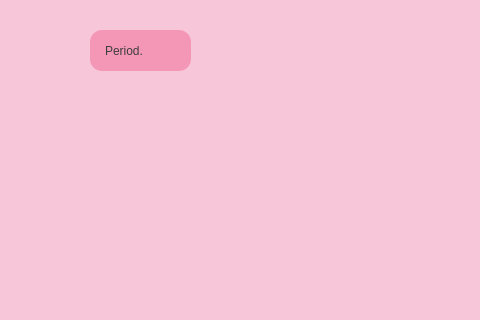
sangya23/Periodcare, file loginportion/dashboard.ui: the form before one commit; both pictures show x 0 to 480 and y 0 to 320 of the 800 by 600 pixel window.
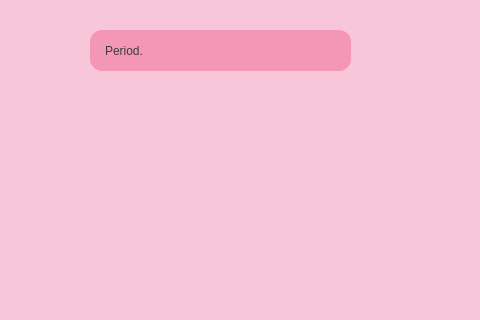
The form after the commit.

```diff
--- a/loginportion/dashboard.ui
+++ b/loginportion/dashboard.ui
@@ -65,7 +65,7 @@
      <rect>
       <x>90</x>
       <y>30</y>
-      <width>101</width>
+      <width>261</width>
       <height>41</height>
      </rect>
     </property>
```
